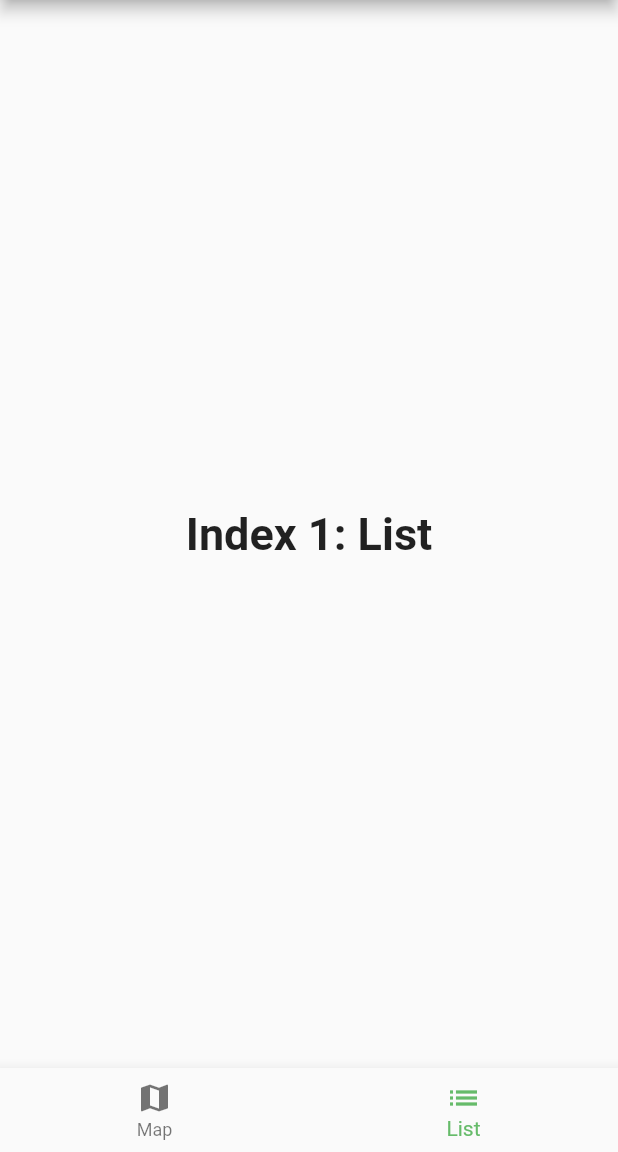
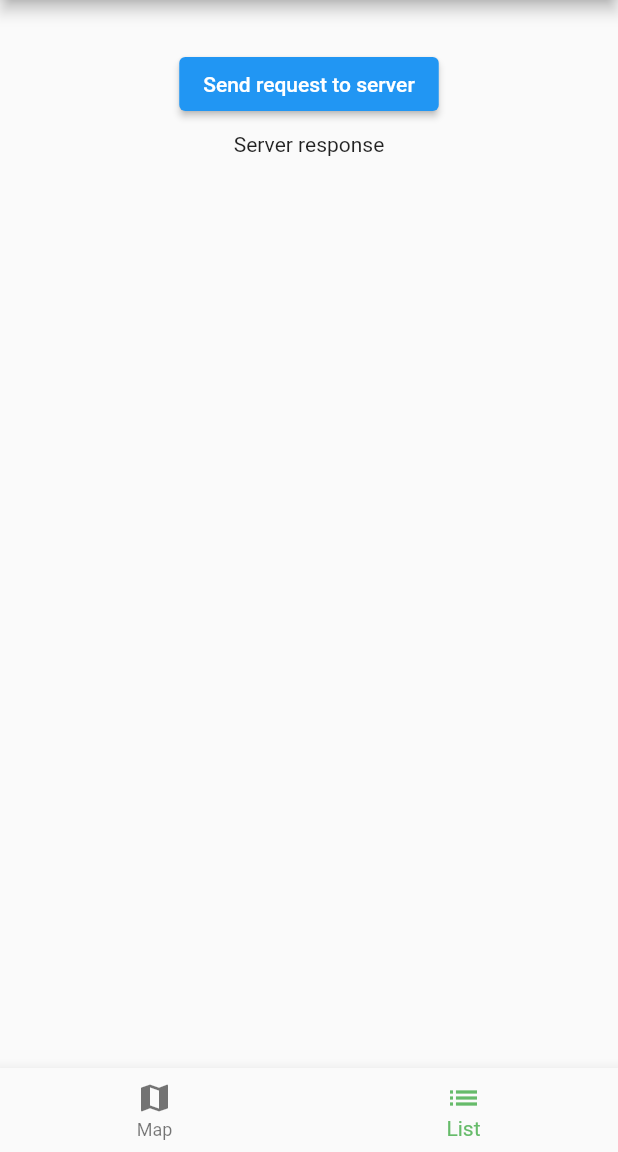
Before and after one commit to JacobsonGal/Air-Tag, a Flutter app: the screen it shows after launch, item 2 of the bottom bar chosen, on a phone screen of 412 x 824 dp, the part 84-1236 px from its top. Run offline on Flutter 3.47's test engine with Material 2 defaults, Android fonts, the phone set to English and light mode, and no system bars; our stand-ins replace google_maps_flutter.

Commit message:
connect to server

```diff
--- a/lib/main.dart
+++ b/lib/main.dart
@@ -1,5 +1,7 @@
 import 'package:flutter/material.dart';
 import 'package:google_maps_flutter/google_maps_flutter.dart';
+import 'package:http/http.dart';
+import 'dart:io';
 import 'src/locations.dart' as locations;
 
 void main() {
@@ -18,10 +20,11 @@ class _MyAppState extends State<MyApp> {
       TextStyle(fontSize: 30, fontWeight: FontWeight.bold);
   static const List<Widget> _widgetOptions = <Widget>[
     GMAP(),
-    Text(
-      'Index 1: List',
-      style: optionStyle,
-    ),
+    BodyWidget(),
+    // Text(
+    //   'Index 1: List',
+    //   style: optionStyle,
+    // ),
   ];
   void _onItemTapped(int index) {
     setState(() {
@@ -130,3 +133,59 @@ class _GMAPState extends State<GMAP> {
     );
   }
 }
+
+
+class BodyWidget extends StatefulWidget {
+  const BodyWidget({Key? key}) : super(key: key);
+
+  @override
+  BodyWidgetState createState() => BodyWidgetState();
+}
+
+class BodyWidgetState extends State<BodyWidget> {
+  String serverResponse = 'Server response';
+
+  @override
+  Widget build(BuildContext context) {
+
+    return Padding(
+      padding: const EdgeInsets.all(32.0),
+      child: Align(
+        alignment: Alignment.topCenter,
+        child: SizedBox(
+          width: 200,
+          child: Column(
+            crossAxisAlignment: CrossAxisAlignment.center,
+            children: <Widget>[
+              ElevatedButton(
+                child: Text('Send request to server'),
+                onPressed: () {
+                  _makeGetRequest();
+                },
+              ),
+              Padding(
+                padding: const EdgeInsets.all(8.0),
+                child: Text(serverResponse),
+              ),
+            ],
+          ),
+        ),
+      ),
+    );
+  }
+
+  _makeGetRequest() async {
+    final url = Uri.parse(_localhost());
+    Response response = await get(url);
+    setState(() {
+      serverResponse = response.body;
+    });
+  }
+
+  String _localhost() {
+    if (Platform.isAndroid)
+      return 'http://10.0.2.2:9000';
+    else // for iOS simulator
+      return 'http://localhost:9000';
+  }
+}
```
Also changed, not shown: 3 other files.
